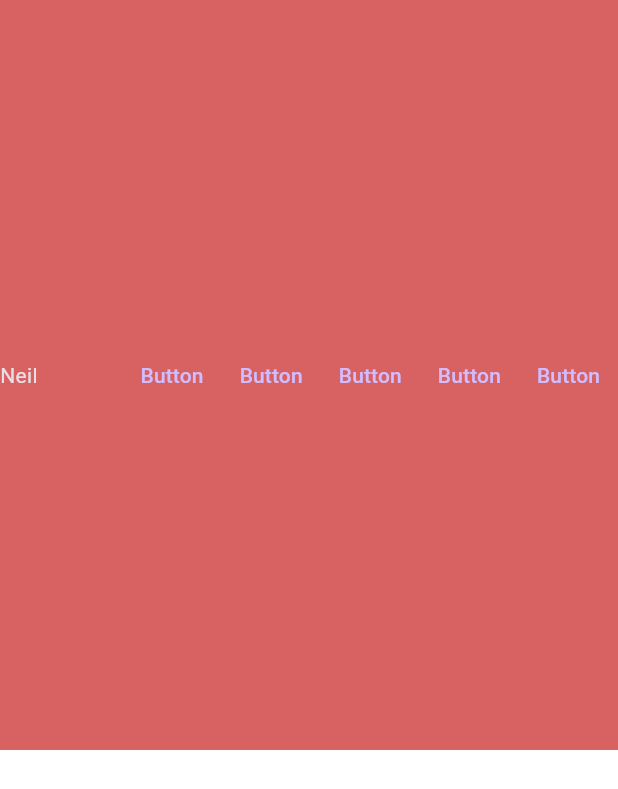
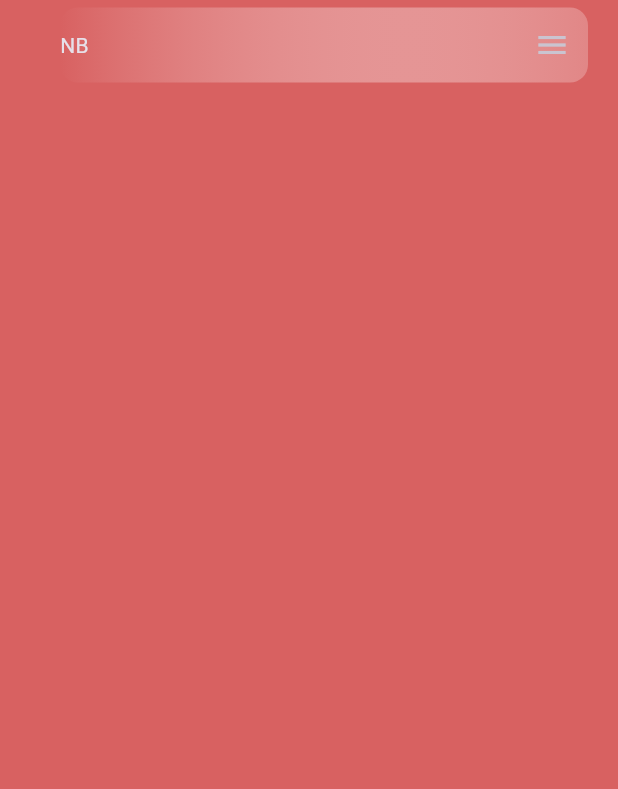
Before and after one commit to NeilBanerjee2002/my_portfolio, a Flutter app: the screen it shows after launch, on a phone screen of 412 x 824 dp. Shown: the top 789 px of the screen. Run offline on Flutter 3.47's test engine with Material 3 defaults, Android fonts, the phone set to English and light mode, and no system bars.

Commit message:
Drawer added in mobile layout

```diff
--- /dev/null
+++ b/lib/constants/navtitles.dart
@@ -0,0 +1,6 @@
+List<String> NavTitles = [
+  "Home",
+  "Skills",
+  "Projects",
+  "Contact"
+];
--- a/lib/pages/home_page.dart
+++ b/lib/pages/home_page.dart
@@ -1,5 +1,11 @@
+import 'package:flutter/cupertino.dart';
 import 'package:flutter/material.dart';
 import 'package:portfolio/constants/colors.dart';
+import 'package:portfolio/constants/navtitles.dart';
+import 'package:portfolio/widgets/HeaderDesktop.dart';
+import 'package:portfolio/widgets/sitelogo.dart';
+
+import '../widgets/HeaderMobile.dart';
 
 class HomePage extends StatefulWidget {
   const HomePage({super.key});
@@ -9,33 +15,22 @@ class HomePage extends StatefulWidget {
 }
 
 class _HomePageState extends State<HomePage> {
+  final scaffoldKey = GlobalKey<ScaffoldState>();
+
   @override
   Widget build(BuildContext context) {
     return Scaffold(
+      key: scaffoldKey,
       backgroundColor: CustomColor.scaffoldBG,
+      endDrawer: Drawer(
+        backgroundColor: CustomColor.scaffoldBG,
+      ),
       body: ListView(
+        scrollDirection: Axis.vertical,
         children: [
-          Container(
-            height: 500,
-            width: double.maxFinite,
-            child: Row(
-              children: [
-                Text("Neil"),
-                Spacer(),
-                for(int i=0; i < 5; i++)
-                  TextButton(onPressed: (){}, child: Text("Button"))
-              ],
-            ),
-          ),
-          Container(
-            height: 500,
-            color: Colors.white,
-            width: double.maxFinite,
-          ),
-          Container(
-            height: 500,
-            width: double.maxFinite,
-          ),
+          //HeaderDesktop()
+          HeaderMobile(onMenuTap: (){scaffoldKey.currentState?.openEndDrawer();},
+          onLogoTap: (){},)
         ],
       ),
     );
--- /dev/null
+++ b/lib/styles/style.dart
@@ -0,0 +1,13 @@
+import 'package:flutter/cupertino.dart';
+import 'package:flutter/material.dart';
+
+import '../constants/colors.dart';
+ BoxDecoration kHeaderDecoraton = BoxDecoration(
+    borderRadius: BorderRadius.circular(12),
+    gradient: const LinearGradient(
+        colors: [
+          CustomColor.scaffoldBG,
+          Colors.white24
+        ]
+    )
+);
--- /dev/null
+++ b/lib/widgets/HeaderDesktop.dart
@@ -0,0 +1,28 @@
+import 'package:flutter/cupertino.dart';
+import 'package:flutter/material.dart';
+import 'package:portfolio/styles/style.dart';
+import 'package:portfolio/widgets/sitelogo.dart';
+
+import '../constants/colors.dart';
+import '../constants/navtitles.dart';
+
+class HeaderDesktop extends StatelessWidget {
+  const HeaderDesktop({super.key});
+
+  @override
+  Widget build(BuildContext context) {
+    return Container(
+      height: 50,
+      width: double.maxFinite,
+      decoration: kHeaderDecoraton,
+      child: Row(
+        children: [
+          SiteLogo(onTap: (){}),
+          const Spacer(),
+          for(int i=0; i < NavTitles.length; i++)
+            TextButton(onPressed: (){}, child: Text(NavTitles[i], style: const TextStyle(color: Colors.white, fontSize: 15, fontWeight: FontWeight.w800),))
+        ],
+      ),
+    );
+  }
+}
--- /dev/null
+++ b/lib/widgets/HeaderMobile.dart
@@ -0,0 +1,25 @@
+import 'package:flutter/material.dart';
+import 'package:portfolio/widgets/sitelogo.dart';
+
+import '../styles/style.dart';
+
+class HeaderMobile extends StatelessWidget {
+  const HeaderMobile({super.key, this.onLogoTap, this.onMenuTap});
+  final VoidCallback? onLogoTap;
+  final VoidCallback? onMenuTap;
+  @override
+  Widget build(BuildContext context) {
+    return  Container(
+      height: 50,
+      decoration: kHeaderDecoraton,
+      margin: EdgeInsets.fromLTRB(40, 5, 20, 5),
+      child: Row(
+        children: [
+          SiteLogo(onTap: onLogoTap),
+          Spacer(),
+          IconButton(icon: Icon(Icons.menu), onPressed: onMenuTap,)
+        ],
+      ),
+    );
+  }
+}
--- /dev/null
+++ b/lib/widgets/sitelogo.dart
@@ -0,0 +1,13 @@
+
+
+import 'package:flutter/cupertino.dart';
+import 'package:flutter/material.dart';
+
+class SiteLogo extends StatelessWidget {
+  const SiteLogo({super.key, required void Function()? onTap});
+
+  @override
+  Widget build(BuildContext context) {
+    return GestureDetector(onTap: (){}, child: const Text("NB"));
+  }
+}
```
